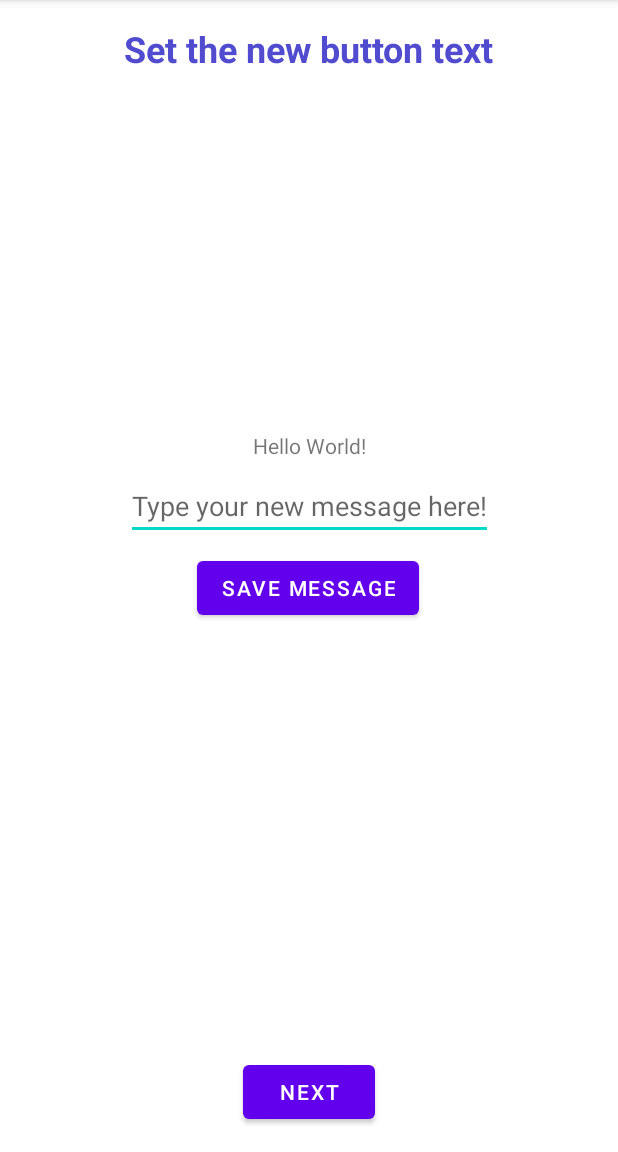
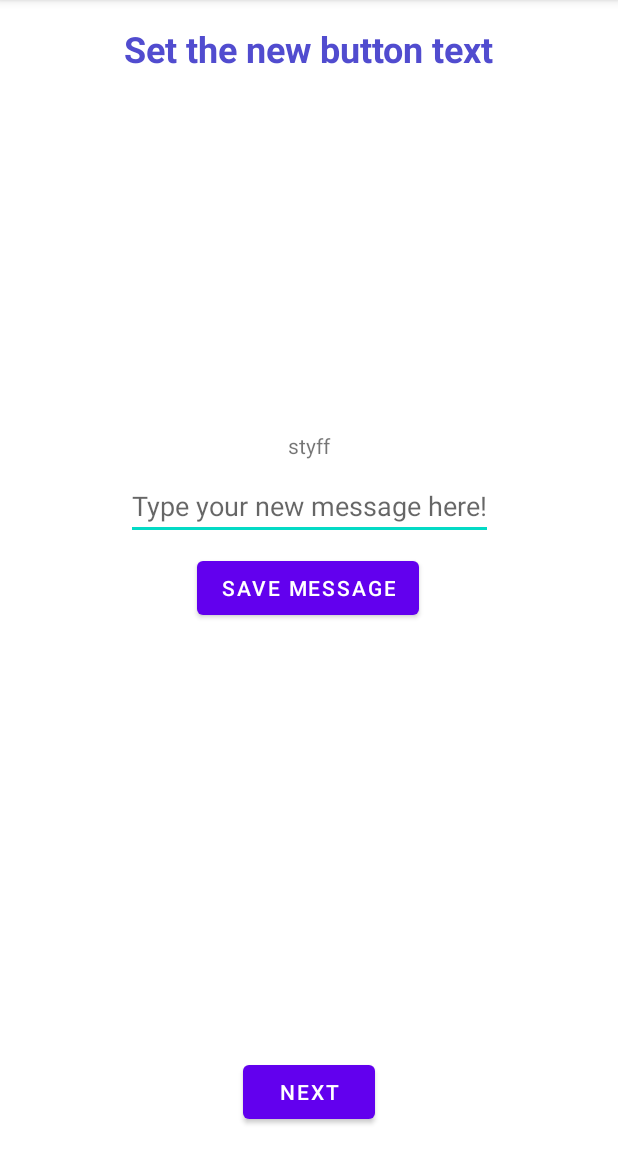
Before and after one commit to rpezzuti/KotlinButton, an Android app: the fragment TextFragment shown on its own in the app's theme, on a phone screen of 412 x 824 dp, the part 84-1236 px from its top. Run offline under Robolectric (Android 15) with nearby library versions, the phone set to English and light mode, and no system bars; our stand-ins replace Timber, data binding.

Commit message:
pre text fragment remake

```diff
--- a/app/src/main/res/layout/fragment_text.xml
+++ b/app/src/main/res/layout/fragment_text.xml
@@ -30,7 +30,7 @@
             android:id="@+id/tv_new_text"
             android:layout_width="wrap_content"
             android:layout_height="wrap_content"
-            android:text="@{textViewModelXML.newMessage}"
+            android:text="styff"
             android:layout_marginBottom="@dimen/margin_small"
             app:layout_constraintBottom_toTopOf="@+id/et_newText"
             app:layout_constraintEnd_toEndOf="parent"
```
